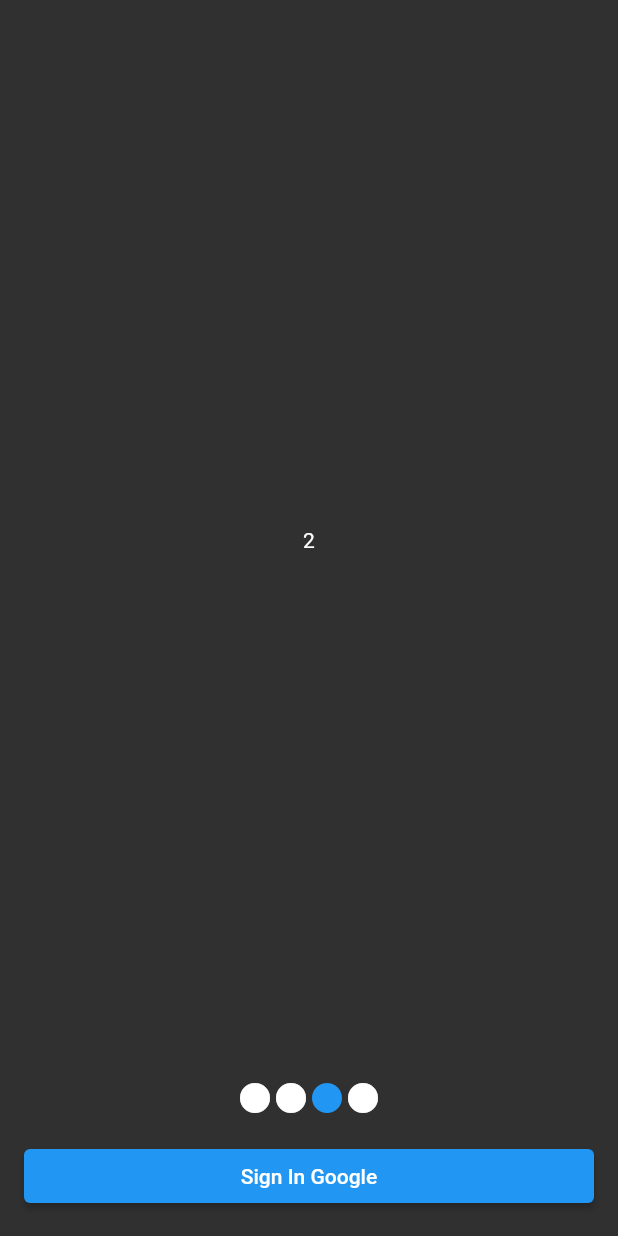
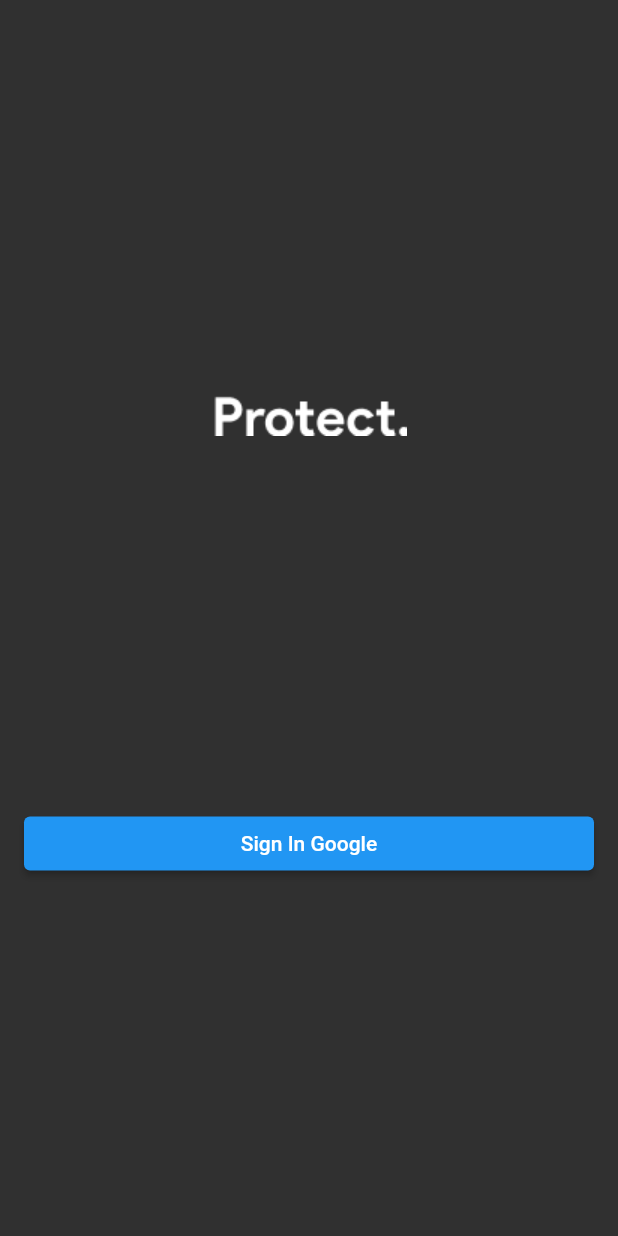
Before and after one commit to Harits19/my_password_app, a Flutter app: the screen it shows after launch, on a phone screen of 412 x 824 dp. Run offline on Flutter 3.47's test engine with Material 2 defaults, Android fonts, the phone set to English and light mode, and no system bars; our stand-ins replace bloc, dio, easy_localization, equatable, firebase_auth, firebase_core and 3 more; missing offline and left inert: clipboard, easy_localization_loader, googleapis, secure_application; accounts and stored records are empty.

Commit message:
fix issue user first login

```diff
--- a/lib/ui/pages/home/home_page.dart
+++ b/lib/ui/pages/home/home_page.dart
@@ -101,7 +101,8 @@ class _HomePageState extends State<HomePage> {
                   },
                 );
               }
-              if (!passwordState.isAuthenticated) {
+              if (!passwordState.isAuthenticated &&
+                  passwordState.listPassword.isNotEmpty) {
                 _dialogAuthentication();
               }
             },
--- a/lib/ui/pages/sign_in/sign_in_page.dart
+++ b/lib/ui/pages/sign_in/sign_in_page.dart
@@ -1,99 +1,38 @@
-import 'dart:async';
-
 import 'package:flutter/material.dart';
 import 'package:flutter_bloc/flutter_bloc.dart';
 import 'package:my_password_app/cubits/auth/auth_cubit.dart';
+import 'package:my_password_app/ui/app_ui/konstans/k_assets.dart';
 import 'package:my_password_app/ui/app_ui/konstans/k_size.dart';
 import 'package:easy_localization/easy_localization.dart';
 import 'package:my_password_app/ui/app_ui/show_helper.dart';
 import 'package:my_password_app/ui/pages/home/home_page.dart';
 import 'package:my_password_app/ui/app_ui/navigator_helper.dart';
 
-class SignInPage extends StatefulWidget {
+class SignInPage extends StatelessWidget {
   static const routeName = "/sign-in";
 
   const SignInPage({Key? key}) : super(key: key);
 
   @override
-  State<SignInPage> createState() => _SignInPageState();
-}
-
-class _SignInPageState extends State<SignInPage> {
-  int _selectedPage = 0;
-  late final _pageController = PageController(initialPage: _selectedPage);
-
-  late final Timer? _timer;
-
-  List<int> get _pageItem => [0, 1, 2, 3];
-
-  @override
-  void initState() {
-    super.initState();
-    _timer = Timer.periodic(Duration(seconds: 3), (time) async {
-      final nexPage = (_pageController.page?.toInt() ?? 0) + 1;
-      await _pageController.animateToPage(
-        nexPage,
-        duration: Duration(seconds: 1),
-        curve: Curves.easeOut,
-      );
-    });
-  }
-
-  @override
-  void dispose() {
-    super.dispose();
-    _pageController.dispose();
-    _timer?.cancel();
-  }
-
-  void _pageChanged(int currentPage) {
-    print("current page $currentPage");
-    _selectedPage = currentPage % _pageItem.length;
-    print("selected page $_selectedPage");
-    setState(() {});
-  }
-
-  @override
   Widget build(BuildContext context) {
     final authCubit = context.read<AuthCubit>();
 
-    return BlocListener<AuthCubit, AuthState>(
-      listener: (context, state) {
-        if (state is AuthSignIn) {
-          NavigatorHelper.popAll(context, HomePage.routeName);
-        }
-      },
-      child: Scaffold(
-        body: SafeArea(
+    return Scaffold(
+      body: SafeArea(
+        child: Padding(
+          padding: const EdgeInsets.all(KSize.s16),
           child: Column(
             crossAxisAlignment: CrossAxisAlignment.stretch,
             children: [
-              Expanded(
-                child: PageView.builder(
-                  controller: _pageController,
-                  onPageChanged: _pageChanged,
-                  itemBuilder: (context, index) {
-                    return Center(
-                      child: Text(_pageItem[_selectedPage].toString()),
-                    );
-                  },
-                ),
-              ),
-              Row(
-                mainAxisAlignment: MainAxisAlignment.center,
-                children: [
-                  ...List.generate(
-                    _pageItem.length,
-                    (index) => Icon(
-                      Icons.circle,
-                      color:
-                          index == _selectedPage ? Colors.blue : Colors.white,
-                    ),
-                  ),
-                ],
-              ),
-              Padding(
-                padding: const EdgeInsets.all(KSize.s16),
+              Spacer(),
+              Image.asset(KAssets.letterIconAppDark),
+              Spacer(),
+              BlocListener<AuthCubit, AuthState>(
+                listener: (context, state) {
+                  if (state is AuthSignIn) {
+                    NavigatorHelper.popAll(context, HomePage.routeName);
+                  }
+                },
                 child: ElevatedButton(
                   child: Text(
                     "signInGoogle".tr(),
@@ -109,6 +48,7 @@ class _SignInPageState extends State<SignInPage> {
                   },
                 ),
               ),
+              Spacer(),
             ],
           ),
         ),
```
Also changed, not shown: pubspec.lock.
